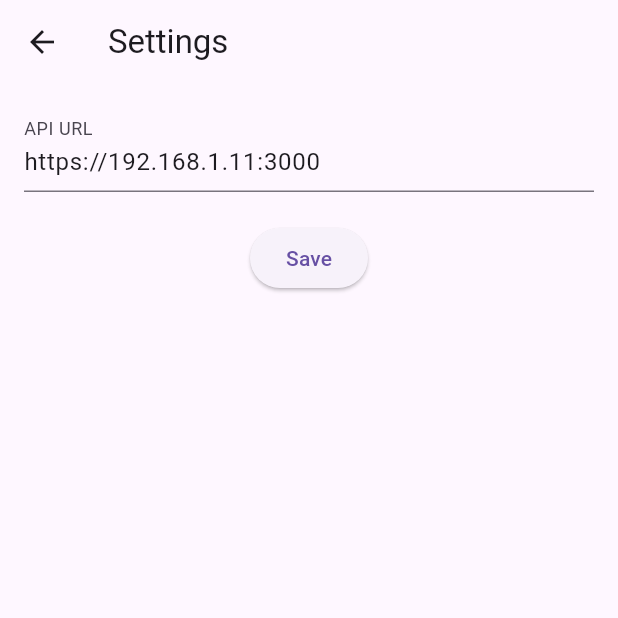
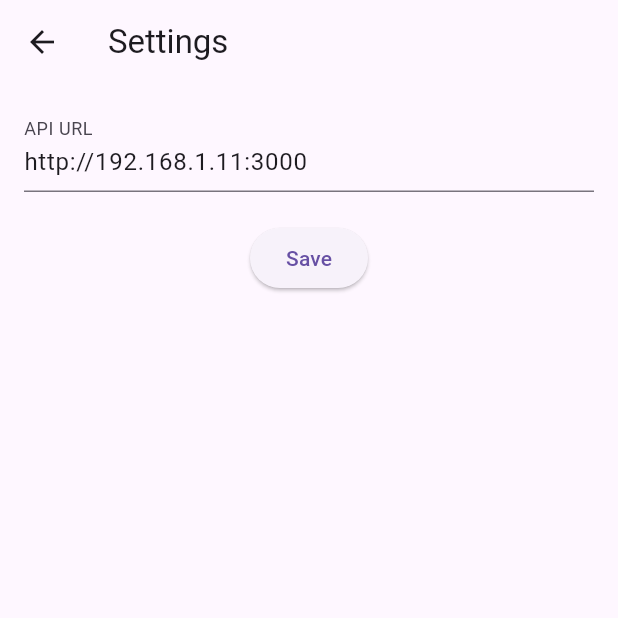
Before and after one commit to geek957/billing-flutter-app, a Flutter app: the SettingsScreen screen opened by its route, on a phone screen of 412 x 824 dp, the top half of it. Run offline on Flutter 3.47's test engine with Material 3 defaults, Android fonts, the phone set to English and light mode, and no system bars; our stand-ins replace camera, image_picker.

Commit message:
fix local internet access

```diff
--- a/lib/config.dart
+++ b/lib/config.dart
@@ -1,4 +1,4 @@
 // config.dart
 class Config {
-  static String apiUrl = 'https://192.168.1.11:3000';
+  static String apiUrl = 'http://192.168.1.11:3000';
 }
```
Also changed, not shown: 2 other files.
